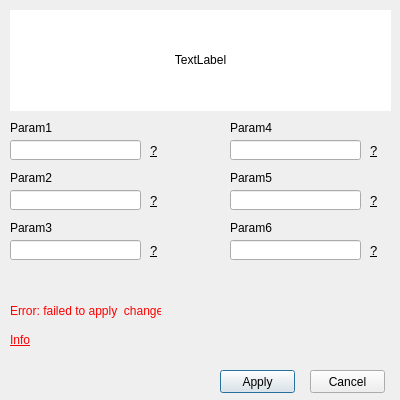
Before: the Qt Designer form Simulator_App/ui/plant_editor.ui in DanielMontoyaR/Toolbox-de-Simulaci-n-para-An-lisis-de-Se-ales-Mixtas, drawn with Qt 5.
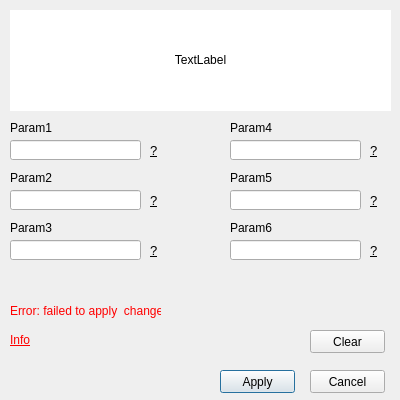
After: the same form once the commit is applied.

Commit message: update: clear button in control_editor, input_editor, plant_editor and sensor_editor.

```diff
--- a/Simulator_App/ui/plant_editor.ui
+++ b/Simulator_App/ui/plant_editor.ui
@@ -323,6 +323,19 @@
     <string>&lt;html&gt;&lt;head/&gt;&lt;body&gt;&lt;p&gt;&lt;span style=&quot; text-decoration: underline;&quot;&gt;Info&lt;/span&gt;&lt;/p&gt;&lt;/body&gt;&lt;/html&gt;</string>
    </property>
   </widget>
+  <widget class="QPushButton" name="clearButton">
+   <property name="geometry">
+    <rect>
+     <x>310</x>
+     <y>330</y>
+     <width>75</width>
+     <height>23</height>
+    </rect>
+   </property>
+   <property name="text">
+    <string>Clear</string>
+   </property>
+  </widget>
  </widget>
  <resources/>
  <connections/>
```
The commit also changes 11 other files.
